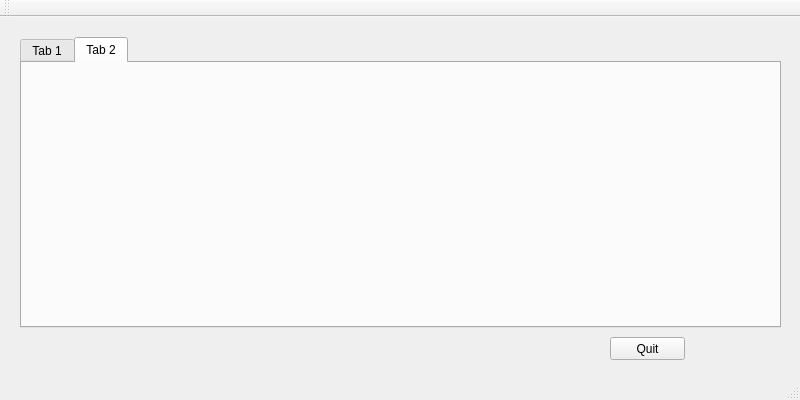
Above: Hopur21Verkefni/MyComputerScienceList/ui/mainwindow.ui from Hopur21/Hopur21 before the change. Below: the same form after it.
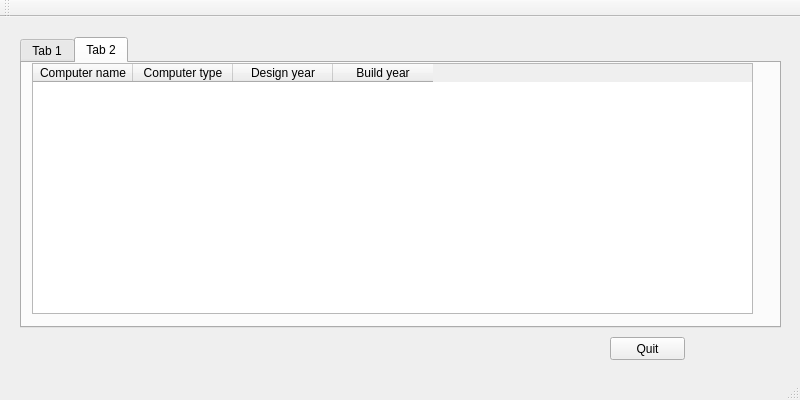
That is the form after the change. The open tabs and pages were chosen to show the change.

Commit message: computer display added

What changed in the file:
```diff
--- a/Hopur21Verkefni/MyComputerScienceList/ui/mainwindow.ui
+++ b/Hopur21Verkefni/MyComputerScienceList/ui/mainwindow.ui
@@ -70,6 +70,36 @@
      <attribute name="title">
       <string>Tab 2</string>
      </attribute>
+     <widget class="QTableWidget" name="table_computer">
+      <property name="geometry">
+       <rect>
+        <x>10</x>
+        <y>0</y>
+        <width>721</width>
+        <height>251</height>
+       </rect>
+      </property>
+      <column>
+       <property name="text">
+        <string>Computer name</string>
+       </property>
+      </column>
+      <column>
+       <property name="text">
+        <string>Computer type</string>
+       </property>
+      </column>
+      <column>
+       <property name="text">
+        <string>Design year</string>
+       </property>
+      </column>
+      <column>
+       <property name="text">
+        <string>Build year</string>
+       </property>
+      </column>
+     </widget>
     </widget>
    </widget>
   </widget>
```
Left out of the diff: 30 changed lines with no effect on the pictures. The commit also changes 3 other files.
